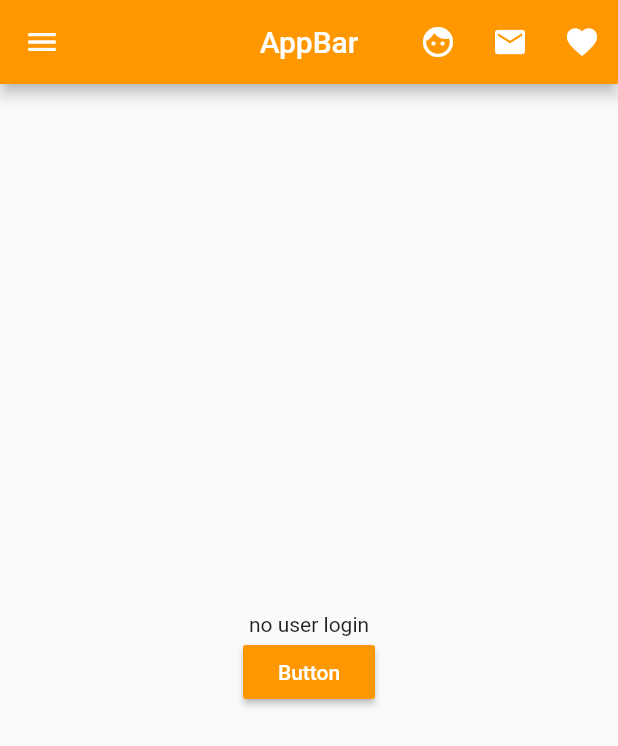
After one commit to zwtin/flutter_firebase, a Flutter app: the EventDetailScreen screen opened directly, on a phone screen of 412 x 824 dp. The commit adds this screen. Shown: the top 746 px of the screen. Run offline on Flutter 3.47's test engine with Material 2 defaults, Android fonts, the phone set to English and light mode, and no system bars; our stand-ins replace cloud_firestore, equatable, firebase_auth, firebase_crashlytics, google_sign_in; missing offline and left inert: bloc_provider; accounts and stored records are empty.

Commit message:
画面遷移を実装

```diff
--- /dev/null
+++ b/lib/screens/event_detail_screen.dart
@@ -0,0 +1,60 @@
+import 'package:flutter/material.dart';
+
+class EventDetailScreen extends StatelessWidget {
+  @override
+  Widget build(BuildContext context) {
+    return Scaffold(
+      appBar: AppBar(
+        leading: Icon(
+          Icons.menu,
+          color: Colors.white,
+        ),
+        title: Text(
+          'AppBar',
+          style: TextStyle(
+            color: Colors.white,
+          ),
+        ),
+        backgroundColor: Colors.orange,
+        centerTitle: true,
+        actions: <Widget>[
+          IconButton(
+            icon: Icon(
+              Icons.face,
+              color: Colors.white,
+            ),
+          ),
+          IconButton(
+            icon: Icon(
+              Icons.email,
+              color: Colors.white,
+            ),
+          ),
+          IconButton(
+            icon: Icon(
+              Icons.favorite,
+              color: Colors.white,
+            ),
+          ),
+        ],
+      ),
+      body: Center(
+        child: Column(
+          mainAxisSize: MainAxisSize.min,
+          mainAxisAlignment: MainAxisAlignment.center,
+          children: <Widget>[
+            const Text('no user login'),
+            RaisedButton(
+              child: const Text('Button'),
+              color: Colors.orange,
+              textColor: Colors.white,
+              onPressed: () {
+                Navigator.of(context).pop();
+              },
+            ),
+          ],
+        ),
+      ),
+    );
+  }
+}
--- a/pubspec.yaml
+++ b/pubspec.yaml
@@ -36,11 +36,11 @@ dependencies:
   font_awesome_flutter: ^8.5.0
   pedantic_mono: ^1.8.0
   firebase_admob: ^0.9.1
+  animations: ^1.0.0+5
 
 dev_dependencies:
   flutter_test:
     sdk: flutter
-
 
 # For information on the generic Dart part of this file, see the
 # following page: https://dart.dev/tools/pub/pubspec
```
Also changed, not shown: lib/screens/event_list_screen.dart (+9 -4 lines), lib/screens/sign_in_screen.dart (+0 -45 lines), pubspec.lock, 1 other file.
